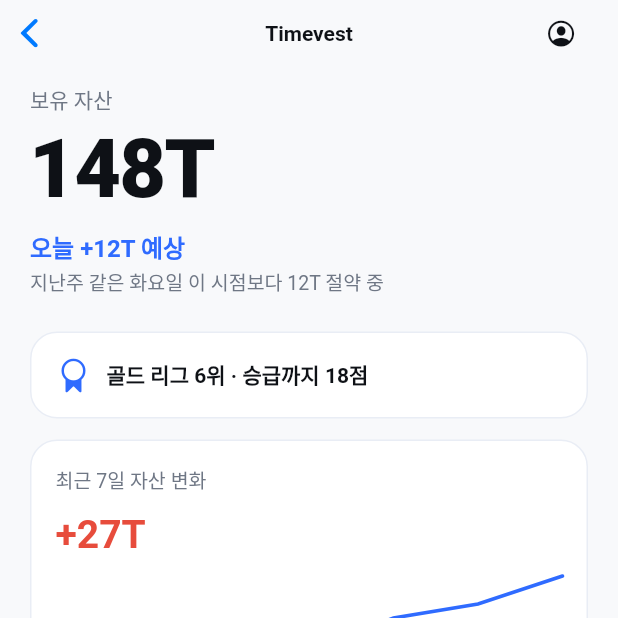
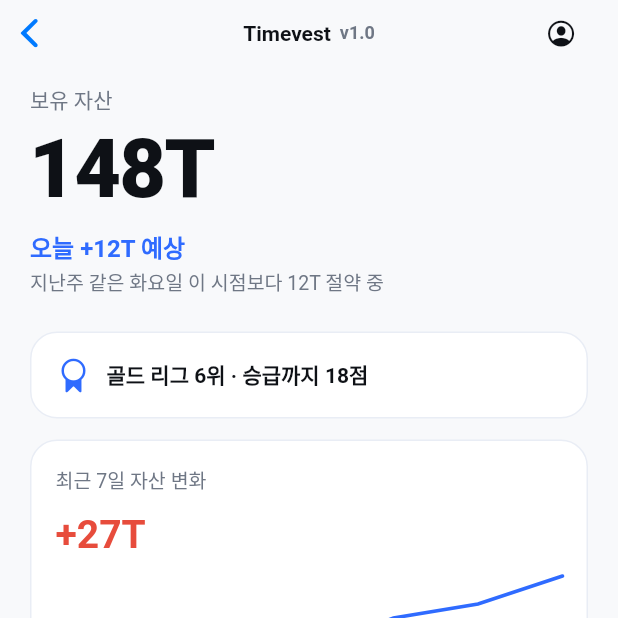
Before and after one commit to Cozystone/timoney, a Flutter app: the HomeScreen screen opened directly, on a phone screen of 412 x 824 dp, the top half of it. Run offline on Flutter 3.47's test engine with Material 3 defaults, Android fonts, the phone set to English and light mode, and no system bars.

Commit message:
feat: add version label v1.0

```diff
--- /dev/null
+++ b/lib/core/constants/app_version.dart
@@ -0,0 +1 @@
+const String kAppVersionLabel = 'v1.0';
--- a/lib/features/home/home_screen.dart
+++ b/lib/features/home/home_screen.dart
@@ -2,6 +2,8 @@
 import '../../core/design/app_colors.dart';
 import '../../core/widgets/mini_line_chart.dart';
 import '../../data/mock/timevest_mock_data.dart';
+import '../../core/constants/app_version.dart';
+
 
 class HomeScreen extends StatelessWidget {
 const HomeScreen({super.key});
@@ -14,7 +16,21 @@
 navigationBar: CupertinoNavigationBar(
 backgroundColor: AppColors.bg,
 border: null,
-middle: const Text('Timevest', style: TextStyle(fontWeight: FontWeight.w700)),
+middle: Row(
+mainAxisSize: MainAxisSize.min,
+children: [
+const Text('Timevest', style: TextStyle(fontWeight: FontWeight.w700)),
+const SizedBox(width: 6),
+Text(
+kAppVersionLabel,
+style: const TextStyle(
+fontSize: 12,
+color: AppColors.subText,
+fontWeight: FontWeight.w600,
+),
+),
+],
+),
 trailing: CupertinoButton(
 padding: EdgeInsets.zero,
 onPressed: () => _showProfileSheet(context),
```
